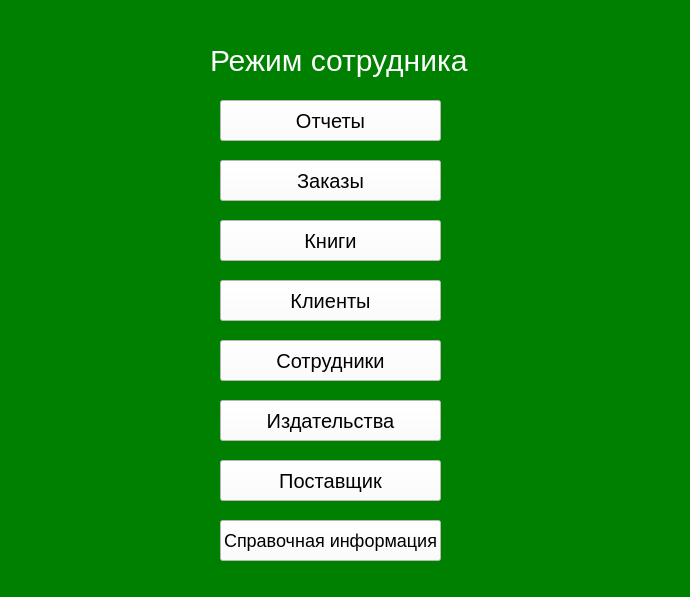
FireSpirit171/BookShop, file EmployeeWindow/employeewindow.ui: the form before one commit.
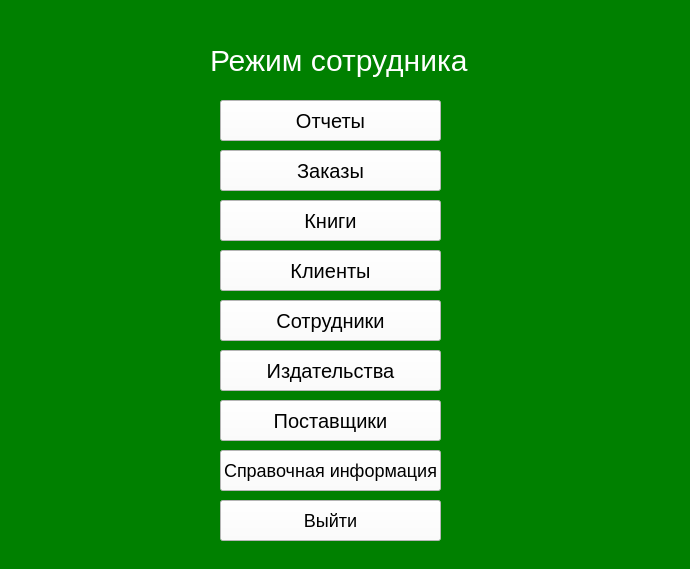
The form after the commit.

The edit to the form file:
```diff
--- a/EmployeeWindow/employeewindow.ui
+++ b/EmployeeWindow/employeewindow.ui
@@ -7,7 +7,7 @@
     <x>0</x>
     <y>0</y>
     <width>690</width>
-    <height>597</height>
+    <height>569</height>
    </rect>
   </property>
   <property name="windowTitle">
@@ -55,7 +55,7 @@
    <property name="geometry">
     <rect>
      <x>220</x>
-     <y>400</y>
+     <y>350</y>
      <width>221</width>
      <height>41</height>
     </rect>
@@ -73,7 +73,7 @@
    <property name="geometry">
     <rect>
      <x>220</x>
-     <y>460</y>
+     <y>400</y>
      <width>221</width>
      <height>41</height>
     </rect>
@@ -84,14 +84,14 @@
 font-size:20px</string>
    </property>
    <property name="text">
-    <string>Поставщик</string>
+    <string>Поставщики</string>
    </property>
   </widget>
   <widget class="QPushButton" name="client">
    <property name="geometry">
     <rect>
      <x>220</x>
-     <y>280</y>
+     <y>250</y>
      <width>221</width>
      <height>41</height>
     </rect>
@@ -109,7 +109,7 @@
    <property name="geometry">
     <rect>
      <x>220</x>
-     <y>340</y>
+     <y>300</y>
      <width>221</width>
      <height>41</height>
     </rect>
@@ -127,7 +127,7 @@
    <property name="geometry">
     <rect>
      <x>220</x>
-     <y>520</y>
+     <y>450</y>
      <width>221</width>
      <height>41</height>
     </rect>
@@ -145,7 +145,7 @@
    <property name="geometry">
     <rect>
      <x>220</x>
-     <y>220</y>
+     <y>200</y>
      <width>221</width>
      <height>41</height>
     </rect>
@@ -163,7 +163,7 @@
    <property name="geometry">
     <rect>
      <x>220</x>
-     <y>160</y>
+     <y>150</y>
      <width>221</width>
      <height>41</height>
     </rect>
@@ -177,6 +177,24 @@
     <string>Заказы</string>
    </property>
   </widget>
+  <widget class="QPushButton" name="logout">
+   <property name="geometry">
+    <rect>
+     <x>220</x>
+     <y>500</y>
+     <width>221</width>
+     <height>41</height>
+    </rect>
+   </property>
+   <property name="styleSheet">
+    <string notr="true">background-color: white;
+color:black;
+font-size:18px</string>
+   </property>
+   <property name="text">
+    <string>Выйти</string>
+   </property>
+  </widget>
  </widget>
  <resources/>
  <connections/>
```
